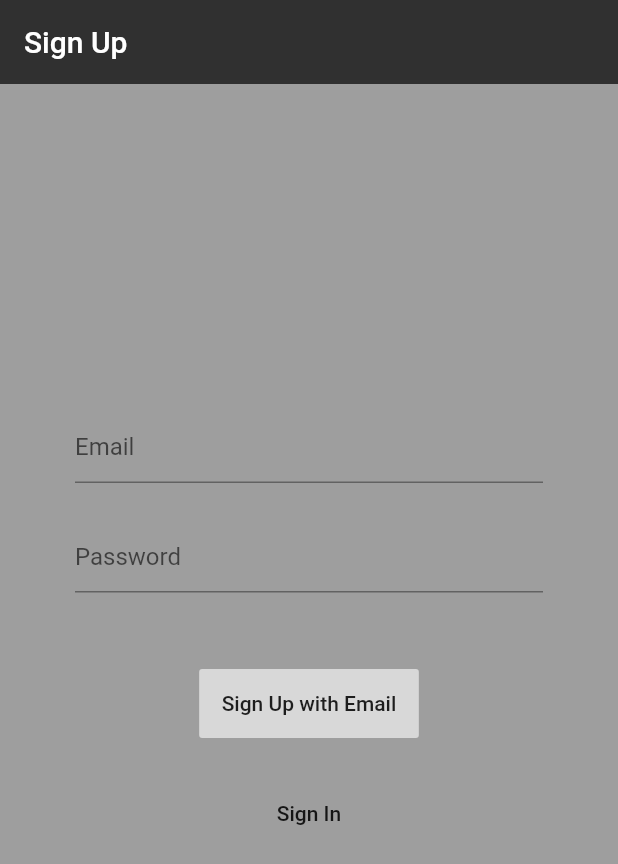
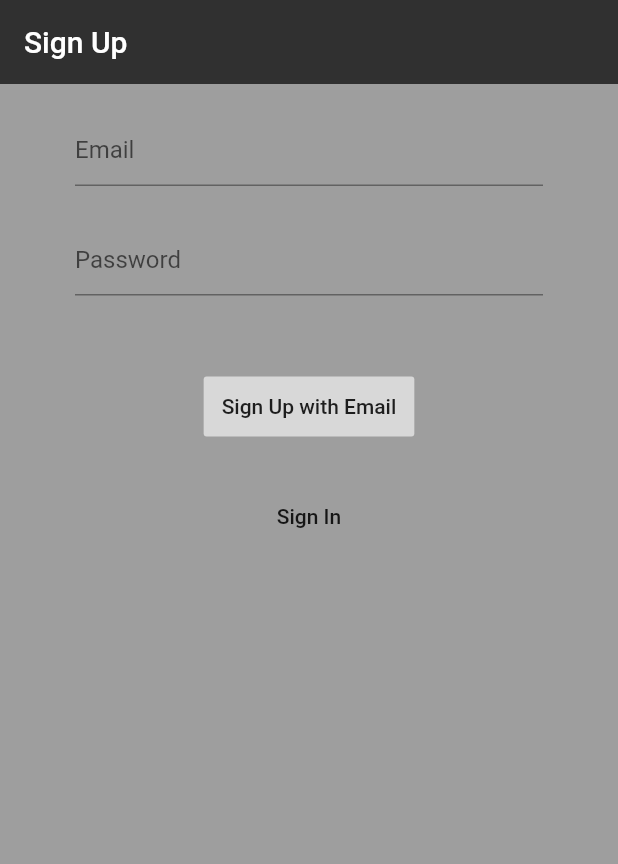
Before and after one commit to RasagnyaG/Flutter_Task, a Flutter app: the screen it shows after launch, after a tap on "Sign In with Email", after a tap on "Sign Up", on a phone screen of 412 x 824 dp. Shown: the top 864 px of the screen. Run offline on Flutter 3.47's test engine with Material 2 defaults, Android fonts, the phone set to English and light mode, and no system bars; our stand-ins replace cloud_firestore, firebase_auth, firebase_core; accounts and stored records are empty.

```diff
--- a/lib/screens/authenticate/register.dart
+++ b/lib/screens/authenticate/register.dart
@@ -22,13 +22,15 @@ class _RegisterState extends State<Register> {
   @override
   Widget build(BuildContext context) {
     return Scaffold(
+      resizeToAvoidBottomInset: false,
       backgroundColor: Colors.grey,
       appBar: AppBar(
         backgroundColor: Colors.grey[850],
         elevation: 0,
         title: Text("Sign Up"),
       ),
-      body: Container(
+      body: SingleChildScrollView(
+        child: Container(
           padding: EdgeInsets.symmetric(vertical: 20, horizontal: 50),
           child: Column(
             crossAxisAlignment: CrossAxisAlignment.stretch,
@@ -61,7 +63,7 @@ class _RegisterState extends State<Register> {
                       SizedBox(height: 50),
                       FlatButton(
                         color: Colors.white60,
-                      padding: EdgeInsets.all(15),
+                        padding: EdgeInsets.all(12),
                         child: Text("Sign Up with Email"),
                         onPressed:  () async {
                           if (_formKey.currentState!.validate()) {
@@ -98,6 +100,7 @@ class _RegisterState extends State<Register> {
           ),
 
         ),
+      ),
     );
   }
 }
--- a/lib/screens/authenticate/sign_in.dart
+++ b/lib/screens/authenticate/sign_in.dart
@@ -21,14 +21,16 @@ class _SignInState extends State<SignIn> {
   @override
   Widget build(BuildContext context) {
     return Scaffold(
+      resizeToAvoidBottomInset : false,
       backgroundColor: Colors.grey,
       appBar: AppBar(
         backgroundColor: Colors.grey[850],
         elevation: 0,
         title: Text("Sign In"),
       ),
-      body: Container(
-        padding: EdgeInsets.symmetric(vertical: 20, horizontal: 50),
+      body: SingleChildScrollView(
+        child: Container(
+          padding: EdgeInsets.symmetric(vertical: 15, horizontal: 50),
           child: Column(
             crossAxisAlignment: CrossAxisAlignment.stretch,
             mainAxisAlignment: MainAxisAlignment.center,
@@ -49,7 +51,7 @@ class _SignInState extends State<SignIn> {
                       SizedBox(height: 25),
                       TextFormField(
                         decoration : InputDecoration(
-                        hintText: " Password",
+                          hintText: "Password",
                         ),
                         validator : (val) => val!.isEmpty ? "Enter the password" : null,
                         obscureText: true,
@@ -60,7 +62,7 @@ class _SignInState extends State<SignIn> {
                       SizedBox(height: 50),
                       FlatButton(
                         color: Colors.white60,
-                      padding: EdgeInsets.all(15),
+                        padding: EdgeInsets.all(12),
                         child: Text("Sign In with Email"),
                         onPressed: () async {
                           if (_formKey.currentState!.validate()) {
@@ -95,6 +97,7 @@ class _SignInState extends State<SignIn> {
           ),
 
         ),
+      ),
     );
   }
 }
```
Also changed, not shown: lib/models/post.dart (added, +7 -0 lines), lib/screens/home/Posts.dart (added, +23 -0 lines), lib/screens/home/home.dart (+10 -1 lines), lib/screens/home/tile.dart (added, +32 -0 lines), lib/services/auth.dart (+2 -13 lines), lib/services/database.dart (added, +34 -0 lines). Lines whose indentation alone changed are shown as unchanged.
